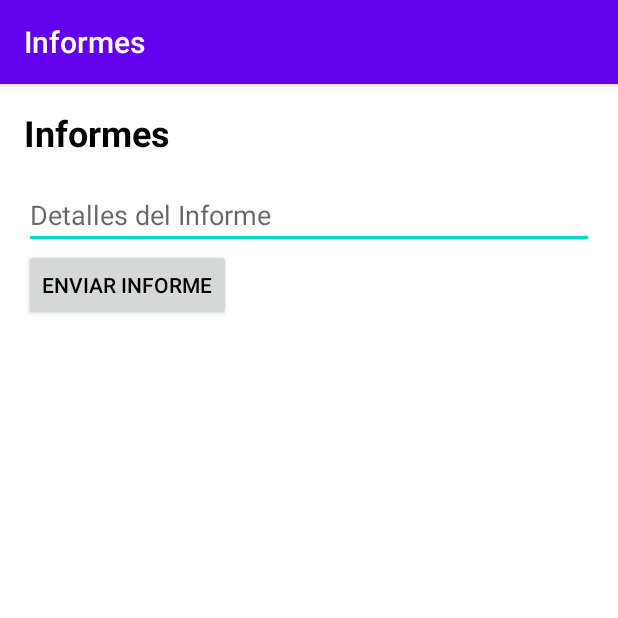
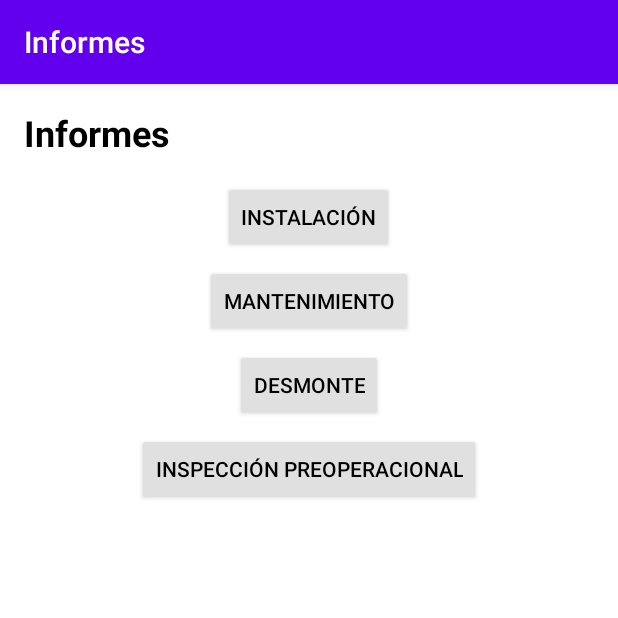
Before and after one commit to management-es/Dark-Box, an Android app built with Jetpack Compose: the InformesActivity screen opened directly, with no data from a screen before it, on a phone screen of 412 x 824 dp, the top half of it. Run offline under Robolectric (Android 15) with nearby library versions, the phone set to English and light mode, and no system bars.

Commit message:
se agregan informes y urls

```diff
--- a/app/src/main/java/com/darkbox/InformesActivity.kt
+++ b/app/src/main/java/com/darkbox/InformesActivity.kt
@@ -1,25 +1,35 @@
 package com.darkbox
 
+import android.content.Intent
+import android.net.Uri
 import android.os.Bundle
+import androidx.activity.ComponentActivity
 import androidx.appcompat.app.AppCompatActivity
+import android.view.View
 import android.widget.Button
-import android.widget.EditText
 
 class InformesActivity : AppCompatActivity() {
-
-    private lateinit var edtInformeDetail: EditText
-    private lateinit var btnSubmit: Button
-
     override fun onCreate(savedInstanceState: Bundle?) {
         super.onCreate(savedInstanceState)
         setContentView(R.layout.activity_informes)
 
-        edtInformeDetail = findViewById(R.id.edtInformeDetail)
-        btnSubmit = findViewById(R.id.btnSubmit)
+        // Obtener referencias a los botones
+        val btnInstalacion: Button = findViewById(R.id.btnInstalacion)
+        val btnMantenimiento: Button = findViewById(R.id.btnMantenimiento)
+        val btnDesmonte: Button = findViewById(R.id.btnDesmonte)
+        val btnInspeccionPreoperacional: Button = findViewById(R.id.btnInspeccionPreoperacional)
 
-        btnSubmit.setOnClickListener {
-            val informeDetail = edtInformeDetail.text.toString()
-            // Implementa la lógica para enviar el informe aquí
+        // Establecer los manejadores de clic para cada botón
+        btnInstalacion.setOnClickListener { openUrl("https://docs.google.com/forms/d/e/1FAIpQLSftpnH2cvuZxNmmXXaWZRubH2eupvZ7vg_Hsmo9T---hWmWgw/viewform") }
+        btnMantenimiento.setOnClickListener { openUrl("https://docs.google.com/forms/d/e/1FAIpQLSeR7fg2GHl1FgBtND2HUl_qrg2rm-G_dyzsD0_9M3fREJqkbw/viewform") }
+        btnDesmonte.setOnClickListener { openUrl("https://docs.google.com/forms/d/e/1FAIpQLSc0UVXmarAU0jm1306axSGH4w6WG47VGVD6DY978Dk6aiYXNg/viewform?pli=1") }
+        btnInspeccionPreoperacional.setOnClickListener { openUrl("https://docs.google.com/forms/d/e/1FAIpQLSd3nJSSKjcfxU2Zrs0vPeejqeXGT53nS9boiWu-J-6f5rPISQ/viewform") }
+    }
+
+    private fun openUrl(url: String) {
+        val intent = Intent(Intent.ACTION_VIEW).apply {
+            data = Uri.parse(url)
         }
+        startActivity(intent)
     }
 }
--- a/app/src/main/res/layout/activity_informes.xml
+++ b/app/src/main/res/layout/activity_informes.xml
@@ -14,16 +14,43 @@
         android:textStyle="bold"
         android:paddingBottom="16dp" />
 
-    <!-- Agrega aquí los campos que necesites para el formulario -->
-    <EditText
-        android:id="@+id/edtInformeDetail"
-        android:layout_width="match_parent"
+    <Button
+        android:id="@+id/btnInstalacion"
+        android:layout_width="wrap_content"
         android:layout_height="wrap_content"
-        android:hint="Detalles del Informe" />
+        android:text="Instalación"
+        android:layout_marginBottom="8dp"
+        android:layout_gravity="center_horizontal"
+        android:backgroundTint="@color/light_gray"
+        android:textColor="@android:color/black" />
 
     <Button
-        android:id="@+id/btnSubmit"
+        android:id="@+id/btnMantenimiento"
         android:layout_width="wrap_content"
         android:layout_height="wrap_content"
-        android:text="Enviar Informe" />
+        android:text="Mantenimiento"
+        android:layout_marginBottom="8dp"
+        android:layout_gravity="center_horizontal"
+        android:backgroundTint="@color/light_gray"
+        android:textColor="@android:color/black" />
+
+    <Button
+        android:id="@+id/btnDesmonte"
+        android:layout_width="wrap_content"
+        android:layout_height="wrap_content"
+        android:text="Desmonte"
+        android:layout_marginBottom="8dp"
+        android:layout_gravity="center_horizontal"
+        android:backgroundTint="@color/light_gray"
+        android:textColor="@android:color/black" />
+
+    <Button
+        android:id="@+id/btnInspeccionPreoperacional"
+        android:layout_width="wrap_content"
+        android:layout_height="wrap_content"
+        android:text="Inspección Preoperacional"
+        android:layout_marginBottom="8dp"
+        android:layout_gravity="center_horizontal"
+        android:backgroundTint="@color/light_gray"
+        android:textColor="@android:color/black" />
 </LinearLayout>
```
